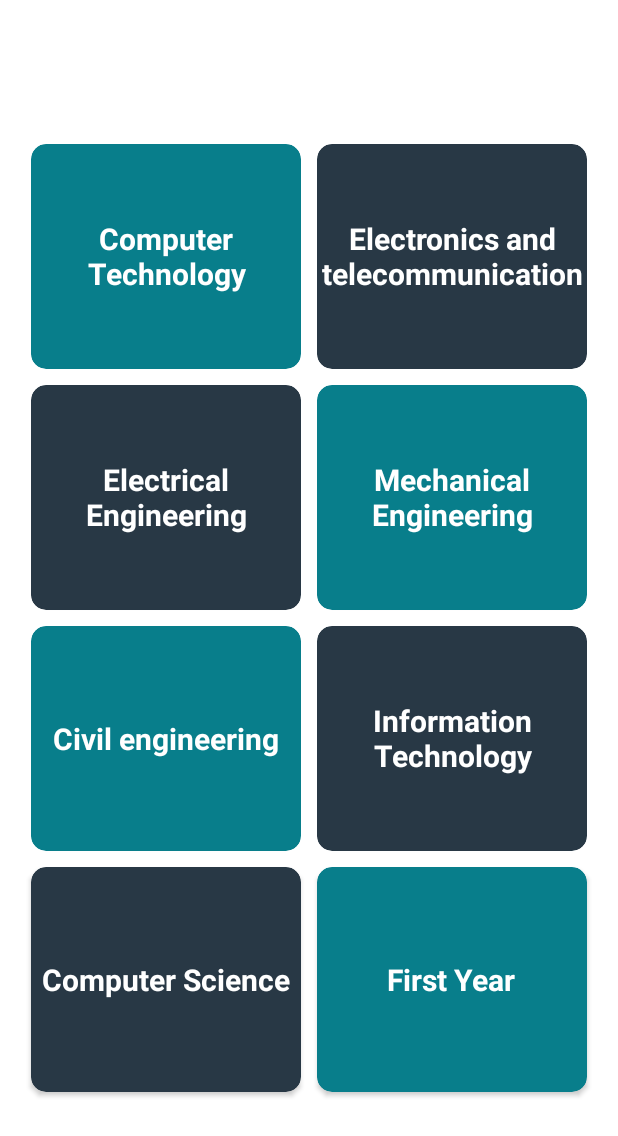
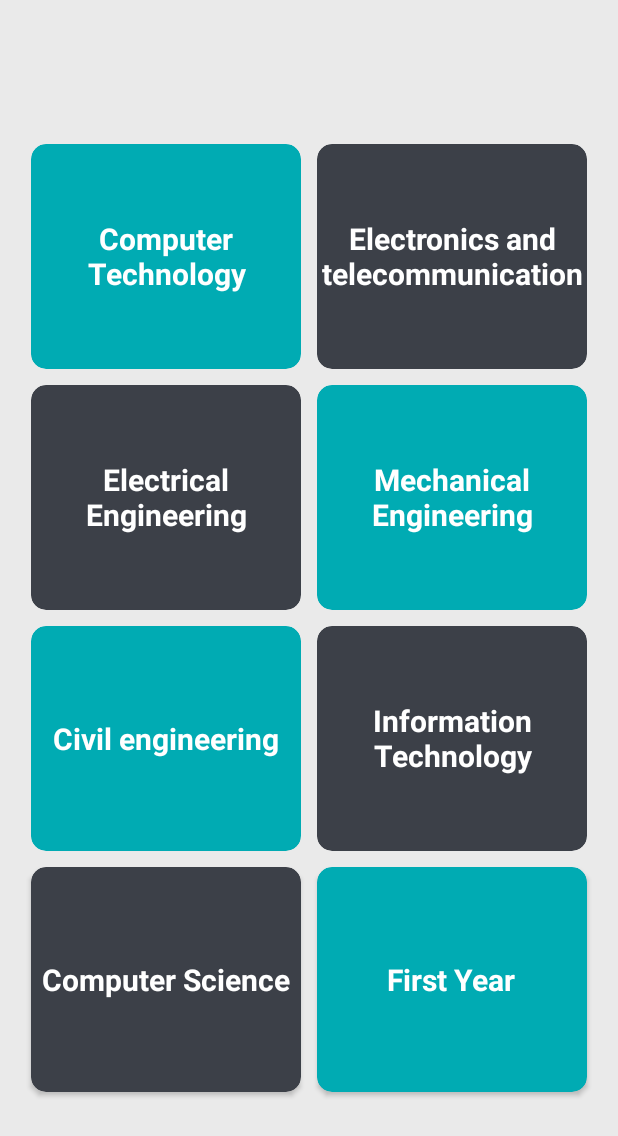
Before and after one commit to attadeep28/MOS-Note-24, an Android app: the layout activity_main.xml on its own in the app's theme, with its tools: preview values and no code run, on a phone screen of 412 x 824 dp. Shown: the top 1136 px of the screen. Run offline under Robolectric (Android 15) with nearby library versions, the phone set to English and light mode, and no system bars.

Commit message:
fixed List bug Added Feature of getting File name automatic

```diff
--- a/app/src/main/java/com/example/notes24/SemesterPage.java
+++ b/app/src/main/java/com/example/notes24/SemesterPage.java
@@ -62,7 +62,7 @@ public class SemesterPage extends AppCompatActivity {
                     mylist.add(object.getKey().toString());
                 }
 
-                ArrayAdapter<String> adapter = new ArrayAdapter<String>(getApplicationContext(), android.R.layout.simple_dropdown_item_1line,mylist);
+                Adapter adapter = new Adapter(getApplicationContext(),mylist);
                 listView.setAdapter(adapter);
             }
 
--- a/app/src/main/java/com/example/notes24/SubjectsPage.java
+++ b/app/src/main/java/com/example/notes24/SubjectsPage.java
@@ -63,7 +63,7 @@ public class SubjectsPage extends AppCompatActivity {
                     mylist.add(object.getKey().toString());
                 }
 
-                ArrayAdapter<String> adapter = new ArrayAdapter<String>(getApplicationContext(), android.R.layout.simple_dropdown_item_1line,mylist);
+                Adapter adapter = new Adapter(getApplicationContext(),mylist);
                 listView.setAdapter(adapter);
             }
 
--- a/app/src/main/java/com/example/notes24/UnitsPage.java
+++ b/app/src/main/java/com/example/notes24/UnitsPage.java
@@ -77,12 +77,12 @@ public class UnitsPage extends AppCompatActivity {
                     mylist.add(model);
 
                 }
-                String[] uploads = new String[mylist.size()];
+                ArrayList<String> uploads = new ArrayList<>();
 
                 for(int i = 0; i < mylist.size(); i++){
-                    uploads[i] = mylist.get(i).getName();
+                    uploads.add(mylist.get(i).getName());
                 }
-                ArrayAdapter<String> adapter = new ArrayAdapter<String>(getApplicationContext(), android.R.layout.simple_dropdown_item_1line,uploads);
+                Adapter adapter = new Adapter(getApplicationContext(),uploads);
                 listView.setAdapter(adapter);
 
             }
--- a/app/src/main/res/drawable/ic_baseline_add_24.xml
+++ b/app/src/main/res/drawable/ic_baseline_add_24.xml
@@ -1,4 +1,4 @@
-<vector android:height="24dp" android:tint="#000000"
+<vector android:height="24dp" android:tint="#FFFFFF"
     android:viewportHeight="24" android:viewportWidth="24"
     android:width="24dp" xmlns:android="http://schemas.android.com/apk/res/android">
     <path android:fillColor="@android:color/white" android:pathData="M19,13h-6v6h-2v-6H5v-2h6V5h2v6h6v2z"/>
--- a/app/src/main/res/layout/activity_main.xml
+++ b/app/src/main/res/layout/activity_main.xml
@@ -4,7 +4,7 @@
     android:layout_width="match_parent"
     android:layout_height="match_parent"
     xmlns:app="http://schemas.android.com/apk/res-auto"
-
+    android:background="@color/bg"
     tools:context=".MainActivity">
 
     <GridLayout
@@ -21,7 +21,7 @@
             android:layout_width="180dp"
             android:layout_height="150dp"
             app:cardCornerRadius="10dp"
-            android:backgroundTint="#087e8b">
+            android:backgroundTint="#00ABB3">
             <RelativeLayout
                 android:layout_width="match_parent"
                 android:layout_height="match_parent"
@@ -43,7 +43,7 @@
             android:layout_width="180dp"
             android:layout_height="150dp"
             app:cardCornerRadius="10dp"
-            android:backgroundTint="#283845">
+            android:backgroundTint="#3C4048">
             <RelativeLayout
                 android:layout_width="match_parent"
                 android:layout_height="match_parent"
@@ -65,7 +65,7 @@
             android:layout_width="180dp"
             android:layout_height="150dp"
             app:cardCornerRadius="10dp"
-            android:backgroundTint="#283845">
+            android:backgroundTint="#3C4048">
             <RelativeLayout
                 android:layout_width="match_parent"
                 android:layout_height="match_parent"
@@ -87,7 +87,7 @@
             android:layout_width="180dp"
             android:layout_height="150dp"
             app:cardCornerRadius="10dp"
-            android:backgroundTint="#087e8b">
+            android:backgroundTint="#00ABB3">
             <RelativeLayout
                 android:layout_width="match_parent"
                 android:layout_height="match_parent"
@@ -109,7 +109,7 @@
             android:layout_width="180dp"
             android:layout_height="150dp"
             app:cardCornerRadius="10dp"
-            android:backgroundTint="#087e8b">
+            android:backgroundTint="#00ABB3">
             <RelativeLayout
                 android:layout_width="match_parent"
                 android:layout_height="match_parent"
@@ -131,7 +131,7 @@
             android:layout_width="180dp"
             android:layout_height="150dp"
             app:cardCornerRadius="10dp"
-            android:backgroundTint="#283845">
+            android:backgroundTint="#3C4048">
             <RelativeLayout
                 android:layout_width="match_parent"
                 android:layout_height="match_parent"
@@ -153,7 +153,7 @@
             android:layout_width="180dp"
             android:layout_height="150dp"
             app:cardCornerRadius="10dp"
-            android:backgroundTint="#283845">
+            android:backgroundTint="#3C4048">
             <RelativeLayout
                 android:layout_width="match_parent"
                 android:layout_height="match_parent"
@@ -175,7 +175,7 @@
             android:layout_width="180dp"
             android:layout_height="150dp"
             app:cardCornerRadius="10dp"
-            android:backgroundTint="#087e8b">
+            android:backgroundTint="#00ABB3">
             <RelativeLayout
                 android:layout_width="match_parent"
                 android:layout_height="match_parent"
--- a/app/src/main/res/layout/activity_pdf_view_page.xml
+++ b/app/src/main/res/layout/activity_pdf_view_page.xml
@@ -4,6 +4,7 @@
     xmlns:tools="http://schemas.android.com/tools"
     android:layout_width="match_parent"
     android:layout_height="match_parent"
+    android:background="@color/bg"
     tools:context=".PdfViewPage">
     <WebView
         android:layout_width="match_parent"
--- a/app/src/main/res/layout/activity_semester_page.xml
+++ b/app/src/main/res/layout/activity_semester_page.xml
@@ -4,9 +4,11 @@
     xmlns:tools="http://schemas.android.com/tools"
     android:layout_width="match_parent"
     android:layout_height="match_parent"
+    android:background="@color/bg"
     tools:context=".SemesterPage">
 
     <ListView
+        android:layout_marginTop="10dp"
         android:id="@+id/sem_list_view"
         android:layout_width="match_parent"
         android:layout_height="match_parent"
--- a/app/src/main/res/layout/activity_subjects_page.xml
+++ b/app/src/main/res/layout/activity_subjects_page.xml
@@ -3,10 +3,12 @@
     xmlns:app="http://schemas.android.com/apk/res-auto"
     xmlns:tools="http://schemas.android.com/tools"
     android:layout_width="match_parent"
+    android:background="@color/bg"
     android:layout_height="match_parent"
     tools:context=".SubjectsPage">
 
     <ListView
+        android:layout_marginTop="10dp"
         android:id="@+id/sub_listView"
         android:layout_width="match_parent"
         android:layout_height="match_parent"
--- a/app/src/main/res/values-night/themes.xml
+++ /dev/null
@@ -1,16 +0,0 @@
-<resources xmlns:tools="http://schemas.android.com/tools">
-    <!-- Base application theme. -->
-    <style name="Theme.Notes24" parent="Theme.MaterialComponents.DayNight.DarkActionBar">
-        <!-- Primary brand color. -->
-        <item name="colorPrimary">@color/purple_200</item>
-        <item name="colorPrimaryVariant">@color/purple_700</item>
-        <item name="colorOnPrimary">@color/black</item>
-        <!-- Secondary brand color. -->
-        <item name="colorSecondary">@color/teal_200</item>
-        <item name="colorSecondaryVariant">@color/teal_200</item>
-        <item name="colorOnSecondary">@color/black</item>
-        <!-- Status bar color. -->
-        <item name="android:statusBarColor">?attr/colorPrimaryVariant</item>
-        <!-- Customize your theme here. -->
-    </style>
-</resources>
--- a/app/src/main/res/values/colors.xml
+++ b/app/src/main/res/values/colors.xml
@@ -1,10 +1,11 @@
 <?xml version="1.0" encoding="utf-8"?>
 <resources>
     <color name="purple_200">#FFBB86FC</color>
-    <color name="purple_500">#FF6200EE</color>
-    <color name="purple_700">#FF3700B3</color>
+    <color name="purple_500">#3C4048</color>
+    <color name="purple_700">#3C4048</color>
     <color name="teal_200">#FF03DAC5</color>
     <color name="teal_700">#FF018786</color>
-    <color name="black">#FF000000</color>
+    <color name="black">#3C4048</color>
     <color name="white">#FFFFFFFF</color>
+    <color name="bg">#EAEAEA</color>
 </resources>
--- a/app/src/main/res/values/themes.xml
+++ b/app/src/main/res/values/themes.xml
@@ -1,6 +1,6 @@
 <resources xmlns:tools="http://schemas.android.com/tools">
     <!-- Base application theme. -->
-    <style name="Theme.Notes24" parent="Theme.MaterialComponents.DayNight.DarkActionBar">
+    <style name="Theme.Notes24" parent="Theme.MaterialComponents.DayNight.NoActionBar">
         <!-- Primary brand color. -->
         <item name="colorPrimary">@color/purple_500</item>
         <item name="colorPrimaryVariant">@color/purple_700</item>
```
Also changed, not shown: app/src/main/java/com/example/notes24/Adapter.java (added, +32 -0 lines), app/src/main/java/com/example/notes24/FileUploadPage.java (+28 -0 lines), app/src/main/res/layout/activity_units_page.xml (+10 -1 lines), app/src/main/res/layout/row_design.xml (added, +20 -0 lines).
